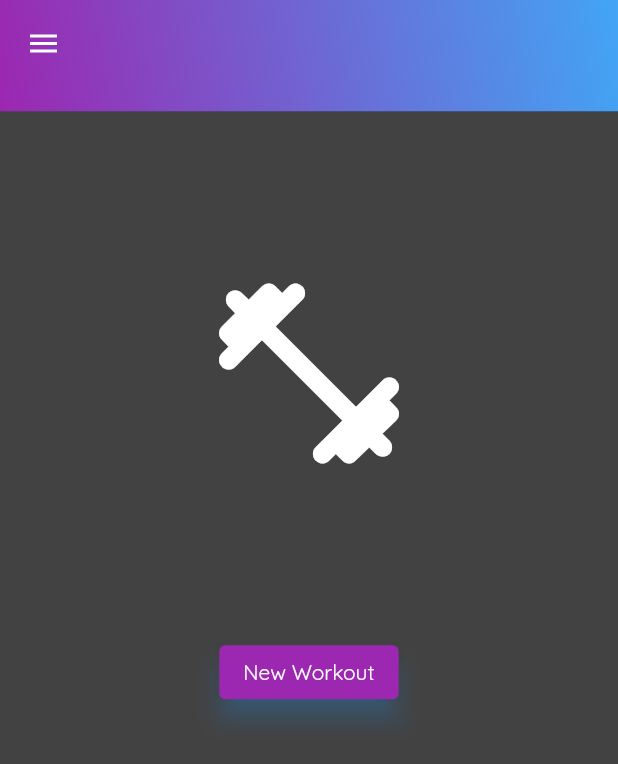
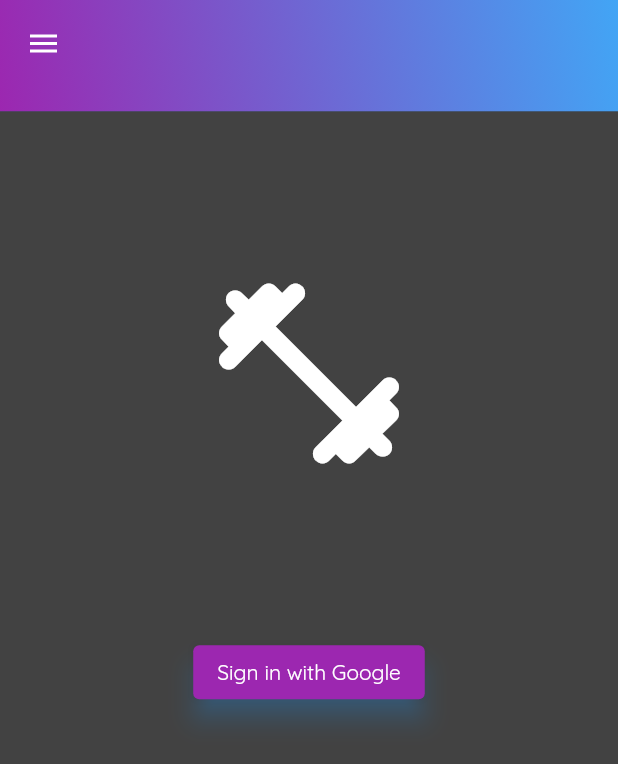
Before and after one commit to mr-scott-jordan/workout-app, a Flutter app: the screen it shows after launch, on a phone screen of 412 x 824 dp. Shown: the top 764 px of the screen. Run offline on Flutter 3.47's test engine with Material 2 defaults, Android fonts, the phone set to English and light mode, and no system bars; our stand-ins replace bloc, dartz, data_connection_checker, equatable, firebase_core, flutter_bloc and 1 more; accounts and stored records are empty.

Commit message:
added authentication homepage
re-routed main to a new auth home page to start work on the authenticaotin of users

```diff
--- /dev/null
+++ b/lib/features/high_intensity_interval/presentation/pages/auth_home_page.dart
@@ -0,0 +1,54 @@
+import 'package:flutter/material.dart';
+import 'package:flutter_bloc/flutter_bloc.dart';
+
+import '../bloc/workout_bloc.dart';
+import '../widgets/formatted_button.dart';
+import '../widgets/page_animation_widget.dart';
+import 'equipment_page.dart';
+
+class AuthHomePage extends StatelessWidget {
+  static const routeName = '/';
+  @override
+  Widget build(BuildContext context) {
+    return BlocBuilder<WorkoutBloc, WorkoutState>(
+      builder: (context, state) {
+        if (state is WorkoutLoadedState) {
+          return PageAnimationWidget(
+            body: Container(
+              color: Color(0xff424242),
+              child: Column(
+                children: [
+                  SizedBox(
+                    height: 100,
+                  ),
+                  Container(
+                    child: Icon(
+                      Icons.fitness_center_rounded,
+                      size: 150,
+                    ),
+                  ),
+                  SizedBox(
+                    height: 100,
+                  ),
+                  Center(
+                    child: FormattedButton(
+                      onPressed: () {
+                        Navigator.pushNamed(context, EquipmentPage.routeName);
+                      },
+                      buttonText: "Sign in with Google",
+                    ),
+                  ),
+                ],
+              ),
+            ),
+          );
+        } else {
+          return Center(
+            child: Text(
+                'You need to investigate why WorkoutLoadedState is being streamed'),
+          );
+        }
+      },
+    );
+  }
+}
--- a/lib/main.dart
+++ b/lib/main.dart
@@ -3,9 +3,10 @@ import 'package:flutter/material.dart';
 import 'package:flutter_bloc/flutter_bloc.dart';
 
 import 'features/high_intensity_interval/presentation/bloc/workout_bloc.dart';
+import 'features/high_intensity_interval/presentation/pages/auth_home_page.dart';
 import 'features/high_intensity_interval/presentation/pages/bulletin_board_page.dart';
 import 'features/high_intensity_interval/presentation/pages/equipment_page.dart';
-import 'features/high_intensity_interval/presentation/pages/home_page.dart';
+// import 'features/high_intensity_interval/presentation/pages/home_page.dart';
 import 'features/high_intensity_interval/presentation/pages/workout_page.dart';
 import 'features/high_intensity_interval/presentation/pages/workout_setup_page.dart';
 import 'injection_container.dart' as ic;
@@ -35,7 +36,7 @@ class MyApp extends StatelessWidget {
           canvasColor: Color.fromRGBO(42, 79, 122, 1),
           visualDensity: VisualDensity.adaptivePlatformDensity,
         ),
-        home: HomePage(),
+        home: AuthHomePage(),
         routes: {
           EquipmentPage.routeName: (context) => EquipmentPage(),
           WorkoutSetupPage.routeName: (context) => WorkoutSetupPage(),
```
